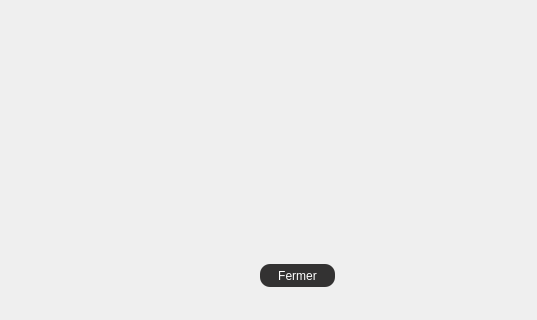
This is stati1.ui in ademnsir/2A17-projet-c- as Qt 5 draws it before an edit; both pictures show x 0 to 537 and y 106 to 426 of the 694 by 426 pixel window. The edited form follows.
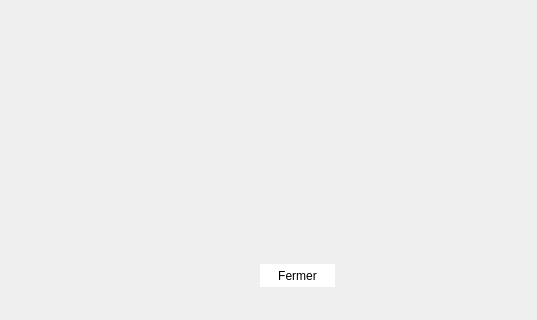
This is the edited form.

```diff
--- a/stati1.ui
+++ b/stati1.ui
@@ -23,21 +23,29 @@
     </rect>
    </property>
    <property name="styleSheet">
-    <string notr="true">QPushButton{
-    color:white;
-	font: 75 10pt &quot;Source Code Pro&quot;;
-	font: 87 8pt &quot;Nexa Rust Sans Black 01&quot;;
-    background-color: rgb(51, 50, 50);
-background:  rgb(51, 50, 50);
-border-radius:10px;
+    <string notr="true">
+QPushButton
+{
+border-radius: 9px 100px / 120px;
+
+	background-color: rgb(255, 255, 255);
+border-color: rgb(255, 255, 255);
+border-radius: 16px;
 }
 QPushButton:hover
 {
 color:white;
 
-background:#b20837;
-border-radius:10px;
-}</string>
+border-left:10px solid rgb(198, 42, 209);
+color:rgb(0, 0, 0);
+}
+QPushButton:pressed
+{
+font: 10pt &quot; MS Shell Dlg 2&quot;;
+					
+}
+
+</string>
    </property>
    <property name="text">
     <string>Fermer</string>
```
Left out of the diff: 1 changed line with no effect on the pictures.
